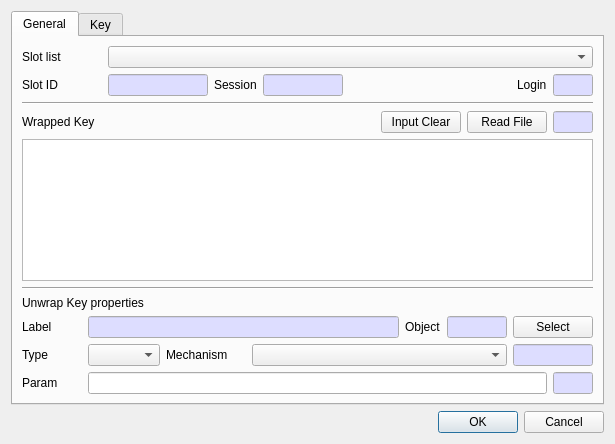
First picture: the form in CryptokiMan/unwrap_key_dlg.ui, repository jykim74/CryptokiMan, before the edit.
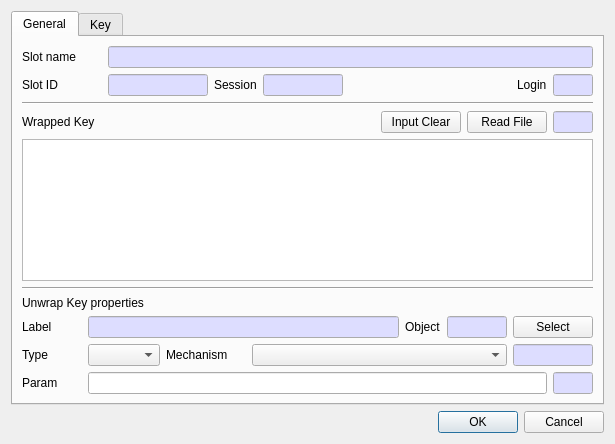
Second picture: the form after the edit.

Commit message: Slot List 를 모두 Slot Name 변경

Patch:
```diff
--- a/CryptokiMan/unwrap_key_dlg.ui
+++ b/CryptokiMan/unwrap_key_dlg.ui
@@ -6,7 +6,7 @@
    <rect>
     <x>0</x>
     <y>0</y>
-    <width>585</width>
+    <width>587</width>
     <height>444</height>
    </rect>
   </property>
@@ -29,16 +29,6 @@
          <property name="topMargin">
           <number>0</number>
          </property>
-         <item row="0" column="1">
-          <widget class="QComboBox" name="mSlotsCombo">
-           <property name="sizePolicy">
-            <sizepolicy hsizetype="Preferred" vsizetype="Fixed">
-             <horstretch>1</horstretch>
-             <verstretch>0</verstretch>
-            </sizepolicy>
-           </property>
-          </widget>
-         </item>
          <item row="0" column="0">
           <widget class="QLabel" name="label">
            <property name="minimumSize">
@@ -48,7 +38,41 @@
             </size>
            </property>
            <property name="text">
-            <string>Slot list</string>
+            <string>Slot name</string>
+           </property>
+          </widget>
+         </item>
+         <item row="0" column="1">
+          <widget class="QLineEdit" name="mSlotNameText">
+           <property name="palette">
+            <palette>
+             <active>
+              <colorrole role="Base">
+               <brush brushstyle="SolidPattern">
+                <color alpha="255">
+                 <red>221</red>
+                 <green>221</green>
+                 <blue>255</blue>
+                </color>
+               </brush>
+              </colorrole>
+             </active>
+             <inactive>
+              <colorrole role="Base">
+               <brush brushstyle="SolidPattern">
+                <color alpha="255">
+                 <red>221</red>
+                 <green>221</green>
+                 <blue>255</blue>
+                </color>
+               </brush>
+              </colorrole>
+             </inactive>
+             <disabled/>
+            </palette>
+           </property>
+           <property name="readOnly">
+            <bool>true</bool>
            </property>
           </widget>
          </item>
```
Left out of the diff: 1 changed line with no effect on the pictures. The commit also changes 116 other files.
